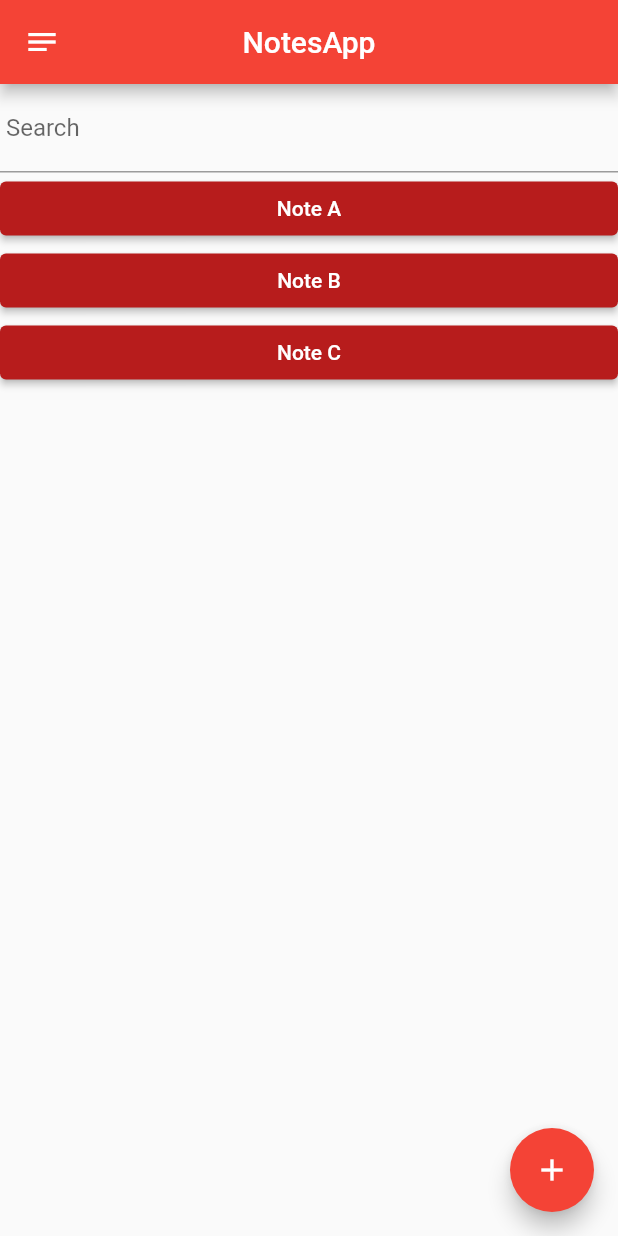
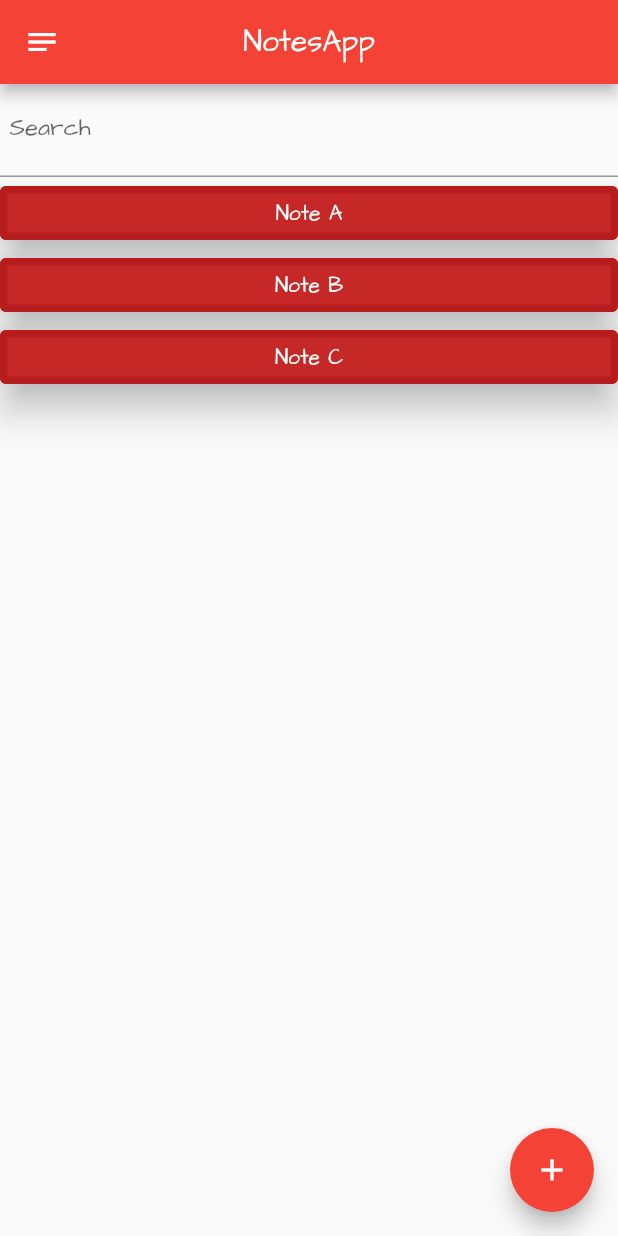
Before and after one commit to as1605/NotesApp, a Flutter app: the Draw screen opened directly with empty values, after a tap on the "save" icon, on a phone screen of 412 x 824 dp. Run offline on Flutter 3.47's test engine with Material 2 defaults, Android fonts, the phone set to English and light mode, and no system bars.

Commit message:
Font. Bug fixes. Improved code organisation. Stored points in DrawingItem structure.

```diff
--- a/lib/DashBoard.dart
+++ b/lib/DashBoard.dart
@@ -4,6 +4,7 @@ import 'Draw.dart';
 class DrawingItem {
   final int id;
   String title;
+  List<Offset> points = <Offset>[];
   DrawingItem(this.id, this.title);
 }
 
@@ -28,7 +29,9 @@ List<ElevatedButton> getWidgetsList(List<DrawingItem> listItems, context) {
             },
         child: Text(listItems[i].title),
         style: ElevatedButton.styleFrom(
-          primary: Colors.red.shade900,
+          primary: Colors.red.shade800,
+          elevation: 10,
+          side: BorderSide(color: Colors.red.shade900, width: 5),
         )));
   }
   return widgets;
--- a/lib/Draw.dart
+++ b/lib/Draw.dart
@@ -1,5 +1,5 @@
 import 'package:flutter/material.dart';
-import 'package:notesapp/DashBoard.dart';
+import 'DashBoard.dart';
 
 class Draw extends StatefulWidget {
   final DrawingItem D;
@@ -22,6 +22,7 @@ Future<void> _rename(DrawingItem D, BuildContext context) async {
                 controller: TextEditingController(),
                 onSubmitted: (String value) async {
                   D.title = value;
+                  _DrawState(D);
                 },
               ),
             ],
@@ -42,37 +43,28 @@ class _DrawState extends State<Draw> {
   final DrawingItem D;
   _DrawState(this.D);
 
-  RenderBox object;
-  List<Offset> _points = <Offset>[];
-
   @override
   Widget build(BuildContext context) {
     return Scaffold(
       appBar: AppBar(
-          leading: Builder(
-            builder: (BuildContext context2) {
-              return IconButton(
-                icon: const Icon(Icons.edit),
-                onPressed: () {
-                  _rename(D, context);
-                },
-              );
-            },
-          ),
+          leading: IconButton(
+              icon: const Icon(Icons.edit),
+              onPressed: () {
+                _rename(D, context);
+              }),
           title: Text(D.title)),
       body: Container(
         child: GestureDetector(
           onPanUpdate: (DragUpdateDetails details) => {
             setState(() {
               RenderBox object = context.findRenderObject();
-              Offset _localPosition =
-                  object.globalToLocal(details.globalPosition);
-              _points = List.from(_points)..add(_localPosition);
+              D.points = List.from(D.points)
+                ..add(object.globalToLocal(details.localPosition));
             })
           },
-          onPanEnd: (DragEndDetails details) => _points.add(null),
+          onPanEnd: (DragEndDetails details) => D.points.add(null),
           child: CustomPaint(
-            painter: Sketcher(points: _points),
+            painter: Sketcher(points: D.points),
             size: Size.infinite,
           ),
         ),
@@ -99,7 +91,7 @@ class Sketcher extends CustomPainter {
     Paint paint = Paint()
       ..color = Colors.black
       ..strokeCap = StrokeCap.round
-      ..strokeWidth = 2.0;
+      ..strokeWidth = 1.0;
     for (int i = 0; i < points.length - 1; i++) {
       if (points[i] != null && points[i + 1] != null) {
         canvas.drawLine(points[i], points[i + 1], paint);
--- a/lib/main.dart
+++ b/lib/main.dart
@@ -12,9 +12,9 @@ class NotesApp extends StatelessWidget {
       debugShowCheckedModeBanner: false,
       title: 'NotesApp',
       theme: ThemeData(
-        primarySwatch: Colors.red,
-        visualDensity: VisualDensity.adaptivePlatformDensity,
-      ),
+          primarySwatch: Colors.red,
+          visualDensity: VisualDensity.adaptivePlatformDensity,
+          fontFamily: "Architect"),
       home: DashBoard(),
     );
   }
--- a/pubspec.yaml
+++ b/pubspec.yaml
@@ -44,6 +44,10 @@ flutter:
   # included with your application, so that you can use the icons in
   # the material Icons class.
   uses-material-design: true
+  fonts:
+    - family: Architect
+      fonts:
+        - asset: fonts/ArchitectsDaughter-Regular.ttf
 
   # To add assets to your application, add an assets section, like this:
   # assets:
```
Also changed, not shown: fonts/ArchitectsDaughter-Regular.ttf (added).
